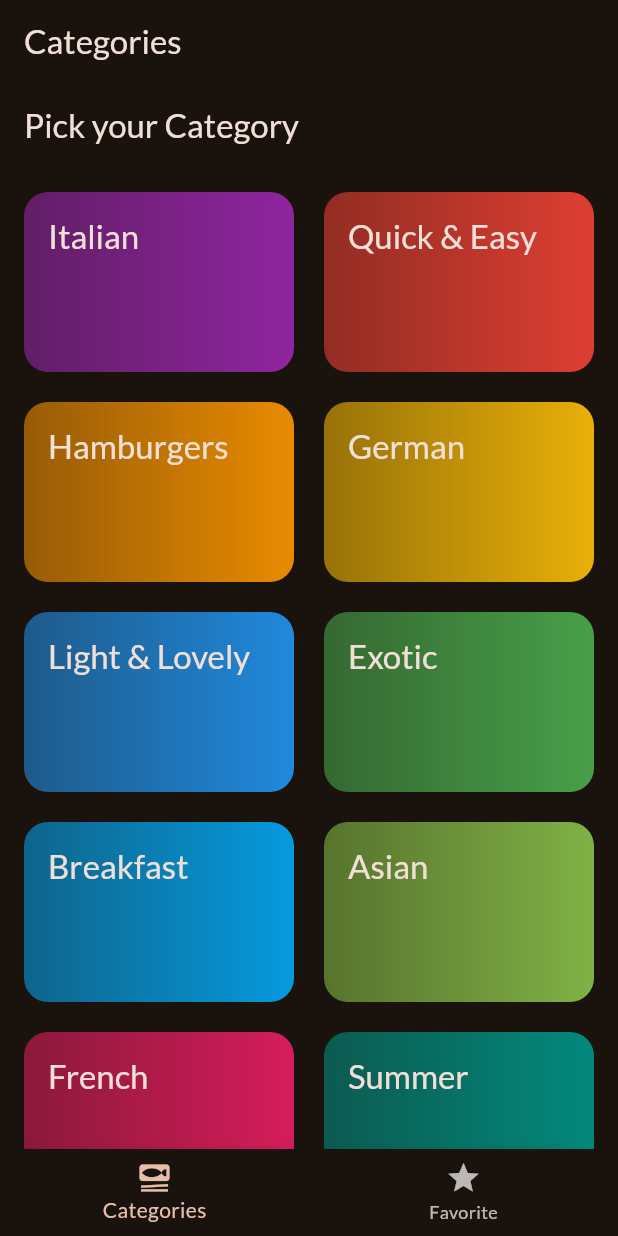
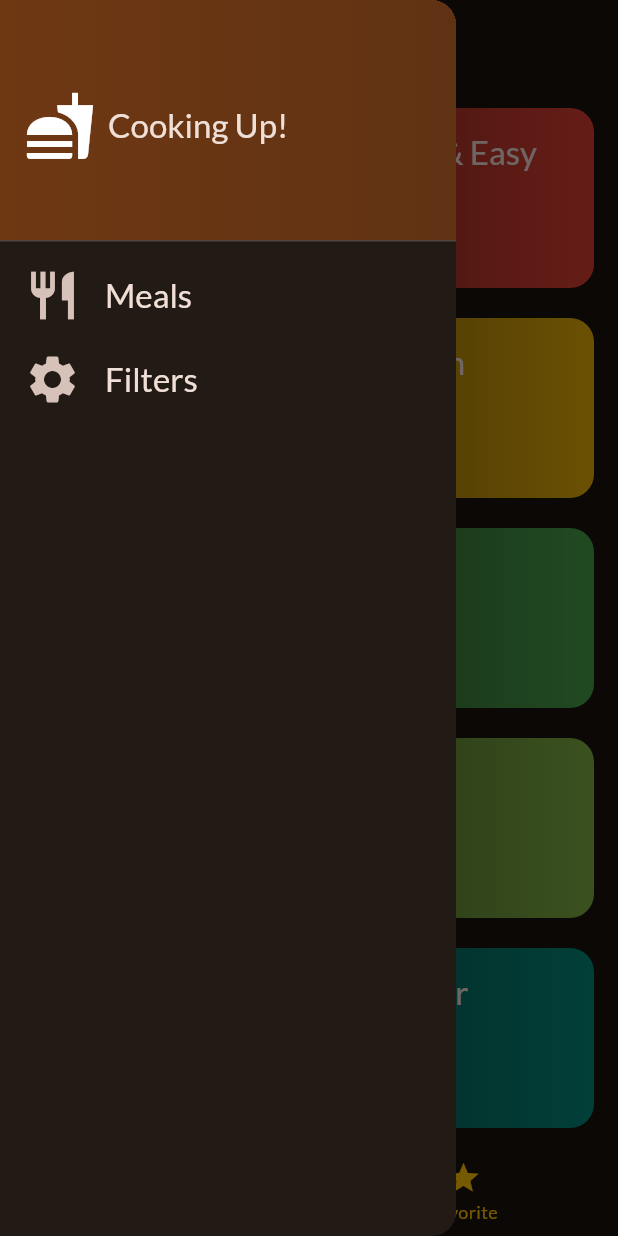
Before and after one commit to shallwebegin/menu, a Flutter app: the screen it shows after launch, with the side drawer open (before the commit the screen has no drawer), on a phone screen of 412 x 824 dp. Run offline on Flutter 3.47's test engine with Material 3 defaults, Android fonts, the phone set to English and light mode, and no system bars; our stand-ins replace google_fonts, transparent_image.

Commit message:
add drawer

```diff
--- a/lib/main.dart
+++ b/lib/main.dart
@@ -1,8 +1,8 @@
 import 'package:flutter/material.dart';
 
 import 'package:google_fonts/google_fonts.dart';
-import 'package:menu/screen/categories.dart';
-import 'package:menu/screen/tabs.dart';
+
+import 'package:menu/screens/tabs.dart';
 
 final theme = ThemeData(
   useMaterial3: true,
--- a/lib/screen/categories.dart
+++ /dev/null
@@ -1,51 +0,0 @@
-import 'package:flutter/material.dart';
-import 'package:menu/data/dummy_data.dart';
-import 'package:menu/models/category.dart';
-import 'package:menu/models/meal.dart';
-import 'package:menu/screen/meals.dart';
-import 'package:menu/widgets/categories_grid_item.dart';
-
-class CategoriesScreen extends StatelessWidget {
-  const CategoriesScreen({super.key, required this.favoriMeali});
-  final void Function(Meal meal) favoriMeali;
-  void _selectCategory(BuildContext context, Category category) {
-    final filteredMeals = dummyMeals
-        .where((meal) => meal.categories.contains(category.id))
-        .toList();
-    Navigator.of(context).push(
-      MaterialPageRoute(
-        builder: (context) => MealsScreen(
-          meal: filteredMeals,
-          title: category.title,
-          favoriMeali: favoriMeali,
-        ),
-      ),
-    );
-  }
-
-  @override
-  Widget build(BuildContext context) {
-    return Scaffold(
-      appBar: AppBar(
-        title: const Text('Pick your Category'),
-      ),
-      body: GridView(
-        padding: const EdgeInsets.all(16),
-        gridDelegate: const SliverGridDelegateWithFixedCrossAxisCount(
-            crossAxisCount: 2,
-            childAspectRatio: 3 / 2,
-            crossAxisSpacing: 20,
-            mainAxisSpacing: 20),
-        children: [
-          for (final category in availableCategories)
-            CategoriesGridItem(
-              category: category,
-              selectCategory: () {
-                _selectCategory(context, category);
-              },
-            )
-        ],
-      ),
-    );
-  }
-}
--- a/lib/screen/tabs.dart
+++ /dev/null
@@ -1,68 +0,0 @@
-import 'package:flutter/material.dart';
-import 'package:menu/models/meal.dart';
-import 'package:menu/screen/categories.dart';
-import 'package:menu/screen/meals.dart';
-
-class TabsScreen extends StatefulWidget {
-  const TabsScreen({super.key});
-
-  @override
-  State<TabsScreen> createState() => _TabsScreenState();
-}
-
-class _TabsScreenState extends State<TabsScreen> {
-  final List<Meal> favoriteMeal = [];
-  void _onToggleFavoriteMeal(Meal meal) {
-    final isExisting = favoriteMeal.contains(meal);
-    if (isExisting) {
-      setState(() {
-        favoriteMeal.remove(meal);
-      });
-    } else {
-      setState(() {
-        favoriteMeal.add(meal);
-      });
-    }
-  }
-
-  int favoritePageIndex = 0;
-  void _pageIndex(int index) {
-    setState(() {
-      favoritePageIndex = index;
-    });
-  }
-
-  @override
-  Widget build(BuildContext context) {
-    Widget activePage = CategoriesScreen(
-      favoriMeali: _onToggleFavoriteMeal,
-    );
-    var activePageTitle = 'Categories';
-    if (favoritePageIndex == 1) {
-      activePage = MealsScreen(
-        meal: favoriteMeal,
-        title: 'Favorite',
-        favoriMeali: _onToggleFavoriteMeal,
-      );
-      activePageTitle = 'Your Favorite';
-    }
-    return Scaffold(
-      appBar: AppBar(
-        title: Text(activePageTitle),
-      ),
-      body: activePage,
-      bottomNavigationBar: BottomNavigationBar(
-        onTap: (index) {
-          setState(() {
-            _pageIndex(index);
-          });
-        },
-        items: const [
-          BottomNavigationBarItem(
-              icon: Icon(Icons.set_meal), label: 'Categories'),
-          BottomNavigationBarItem(icon: Icon(Icons.star), label: 'Favorite'),
-        ],
-      ),
-    );
-  }
-}
--- /dev/null
+++ b/lib/screens/categories.dart
@@ -0,0 +1,44 @@
+import 'package:flutter/material.dart';
+import 'package:menu/data/dummy_data.dart';
+import 'package:menu/models/category.dart';
+import 'package:menu/models/meal.dart';
+import 'package:menu/screens/meals.dart';
+import 'package:menu/widgets/category_grid_item.dart';
+
+class CategoriesScreen extends StatelessWidget {
+  const CategoriesScreen({super.key, required this.favoriteScreen});
+  final void Function(Meal meal) favoriteScreen;
+  void _selectedCategory(BuildContext context, Category category) {
+    final filteredMeals = dummyMeals
+        .where((meal) => meal.categories.contains(category.id))
+        .toList();
+    Navigator.of(context).push(MaterialPageRoute(
+      builder: (context) => MealsScreen(
+        title: category.title,
+        meals: filteredMeals,
+        favoriteScreen: favoriteScreen,
+      ),
+    ));
+  }
+
+  @override
+  Widget build(BuildContext context) {
+    return GridView(
+      padding: const EdgeInsets.all(16),
+      gridDelegate: const SliverGridDelegateWithFixedCrossAxisCount(
+          crossAxisCount: 2,
+          childAspectRatio: 3 / 2,
+          crossAxisSpacing: 20,
+          mainAxisSpacing: 20),
+      children: [
+        for (final category in availableCategories)
+          CategoryGridItem(
+            category: category,
+            selectCategory: () {
+              _selectedCategory(context, category);
+            },
+          )
+      ],
+    );
+  }
+}
--- /dev/null
+++ b/lib/screens/tabs.dart
@@ -0,0 +1,90 @@
+import 'package:flutter/material.dart';
+import 'package:menu/models/meal.dart';
+import 'package:menu/screens/categories.dart';
+import 'package:menu/screens/meals.dart';
+import 'package:menu/widgets/main_drawer.dart';
+
+class TabsScreen extends StatefulWidget {
+  const TabsScreen({super.key});
+
+  @override
+  State<TabsScreen> createState() => _TabsScreenState();
+}
+
+class _TabsScreenState extends State<TabsScreen> {
+  void _showInfoMessage(String message) {
+    ScaffoldMessenger.of(context).clearSnackBars();
+    ScaffoldMessenger.of(context).showSnackBar(
+      SnackBar(
+        content: Text(message),
+      ),
+    );
+  }
+
+  final List<Meal> favoriteMeals = [];
+  void _favoritePage(Meal meal) {
+    final isExisting = favoriteMeals.contains(meal);
+    if (isExisting) {
+      setState(() {
+        favoriteMeals.remove(meal);
+        Navigator.pop(context);
+      });
+      _showInfoMessage('Favorilerden Cikarildi');
+    } else {
+      setState(() {
+        favoriteMeals.add(meal);
+        Navigator.pop(context);
+        _showInfoMessage('Favorilere eklendi');
+      });
+    }
+  }
+
+  int pageIndex = 0;
+  void _selectPage(int index) {
+    setState(() {
+      pageIndex = index;
+    });
+  }
+
+  void _setPage(String identifier) {
+    if (identifier == 'Filters') {
+    } else {
+      Navigator.of(context).pop();
+    }
+  }
+
+  @override
+  Widget build(BuildContext context) {
+    Widget activePage = CategoriesScreen(
+      favoriteScreen: _favoritePage,
+    );
+    var activePageTitle = 'Categories';
+    if (pageIndex == 1) {
+      activePage = MealsScreen(
+        meals: favoriteMeals,
+        favoriteScreen: _favoritePage,
+      );
+      activePageTitle = 'Favorite';
+    }
+    return Scaffold(
+      appBar: AppBar(
+        title: Text(activePageTitle),
+      ),
+      drawer: MainDrawer(onSelectScreen: _setPage),
+      body: activePage,
+      bottomNavigationBar: BottomNavigationBar(
+        selectedItemColor: Colors.pink,
+        unselectedItemColor: Colors.amber,
+        currentIndex: pageIndex,
+        onTap: (index) {
+          _selectPage(index);
+        },
+        items: const [
+          BottomNavigationBarItem(
+              icon: Icon(Icons.set_meal), label: 'Categories'),
+          BottomNavigationBarItem(icon: Icon(Icons.star), label: 'Favorite'),
+        ],
+      ),
+    );
+  }
+}
--- a/lib/widgets/categories_grid_item.dart
+++ b/lib/widgets/category_grid_item.dart
@@ -1,12 +1,11 @@
 import 'package:flutter/material.dart';
 import 'package:menu/models/category.dart';
 
-class CategoriesGridItem extends StatelessWidget {
-  const CategoriesGridItem(
+class CategoryGridItem extends StatelessWidget {
+  const CategoryGridItem(
       {super.key, required this.category, required this.selectCategory});
   final Category category;
   final void Function() selectCategory;
-
   @override
   Widget build(BuildContext context) {
     return InkWell(
--- /dev/null
+++ b/lib/widgets/main_drawer.dart
@@ -0,0 +1,76 @@
+import 'package:flutter/material.dart';
+
+class MainDrawer extends StatelessWidget {
+  const MainDrawer({super.key, required this.onSelectScreen});
+  final void Function(String identifier) onSelectScreen;
+  @override
+  Widget build(BuildContext context) {
+    return Drawer(
+      child: Column(
+        children: [
+          DrawerHeader(
+            decoration: BoxDecoration(
+              gradient: LinearGradient(
+                colors: [
+                  Theme.of(context).colorScheme.primaryContainer,
+                  Theme.of(context)
+                      .colorScheme
+                      .primaryContainer
+                      .withOpacity(0.8),
+                ],
+              ),
+            ),
+            child: Row(
+              children: [
+                const Icon(
+                  Icons.fastfood,
+                  size: 48,
+                ),
+                const SizedBox(
+                  width: 8,
+                ),
+                Text(
+                  'Cooking Up!',
+                  style: Theme.of(context).textTheme.titleLarge!.copyWith(
+                      color: Theme.of(context).colorScheme.onBackground),
+                ),
+              ],
+            ),
+          ),
+          ListTile(
+            leading: const Icon(
+              Icons.restaurant,
+              size: 38,
+            ),
+            title: Text(
+              'Meals',
+              style: Theme.of(context)
+                  .textTheme
+                  .titleLarge!
+                  .copyWith(color: Theme.of(context).colorScheme.onBackground),
+            ),
+            onTap: () {
+              onSelectScreen('Meals');
+            },
+          ),
+          ListTile(
+            leading: const Icon(
+              Icons.settings,
+              size: 38,
+            ),
+            title: Text(
+              'Filters',
+              style: Theme.of(context)
+                  .textTheme
+                  .titleLarge!
+                  .copyWith(color: Theme.of(context).colorScheme.onBackground),
+            ),
+            onTap: () {
+              onSelectScreen('Filters');
+            },
+          ),
+        ],
+      ),
+    );
+  }
+}
--- a/lib/widgets/meal_item.dart
+++ b/lib/widgets/meal_item.dart
@@ -4,6 +4,7 @@ class MealItem extends StatelessWidget {
   const MealItem({super.key, required this.label, required this.icon});
   final String label;
   final IconData icon;
+
   @override
   Widget build(BuildContext context) {
     return Row(
```
Also changed, not shown: lib/screens/filters.dart (added, +15 -0 lines), lib/screens/meal_detail.dart (renamed from lib/screen/meal_detail_screen.dart, +20 -12 lines), lib/screens/meals.dart (renamed from lib/screen/meals.dart, +22 -23 lines), lib/widgets/meal_item_trait.dart (+22 -18 lines).
